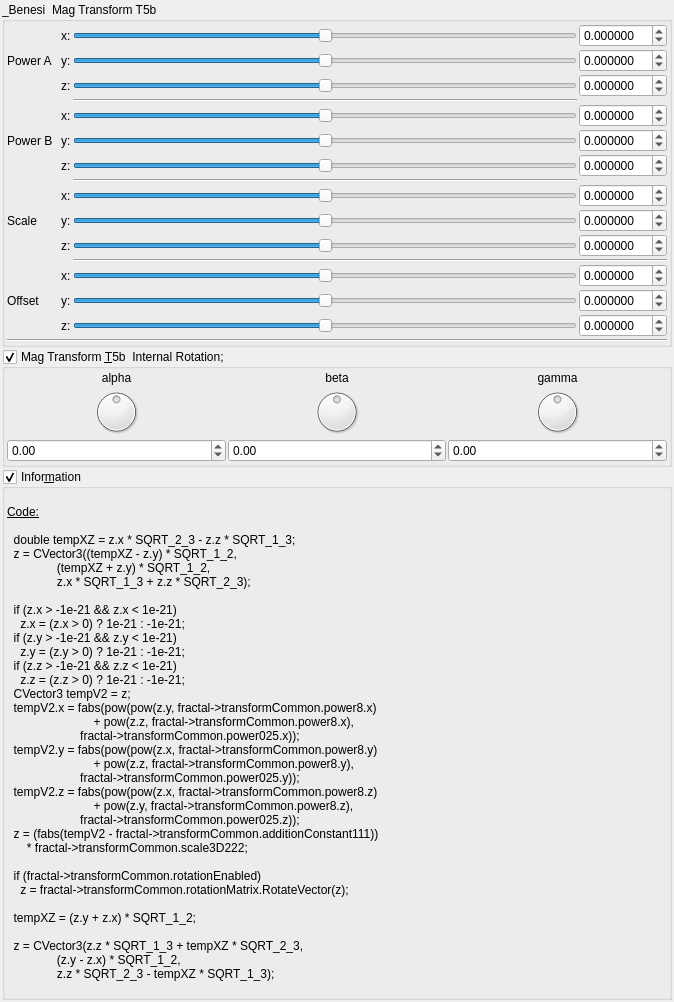
This is mandelbulber2/qt_data/fractal_transf_benesi_T5b.ui in buddhi1980/mandelbulber2 as Qt 5 draws it before an edit. The edited form follows.
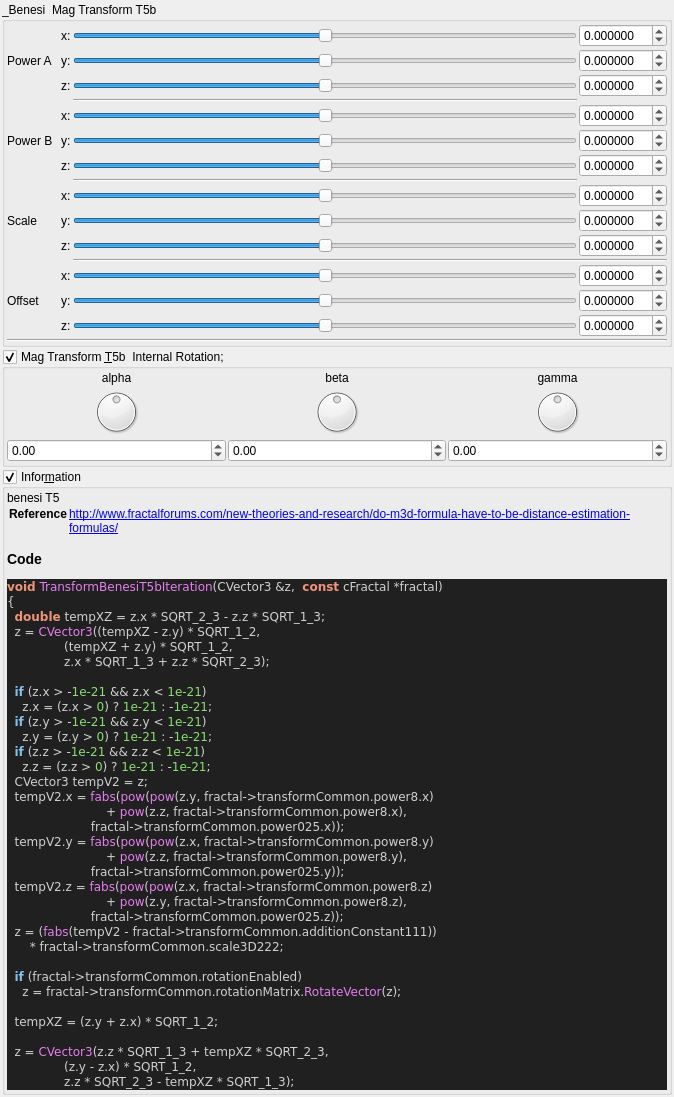
This is the edited form. Custom widgets are drawn as their Qt base class.

Commit message:
added all transforms information boxes
now all formulas can be parsed.

@buddhi do you got a reference for Xenodreambuie formula?

Diff of the .ui file:
```diff
--- a/mandelbulber2/qt_data/fractal_transf_benesi_T5b.ui
+++ b/mandelbulber2/qt_data/fractal_transf_benesi_T5b.ui
@@ -1051,46 +1051,57 @@
       <item>
        <widget class="QLabel" name="label_4">
         <property name="text">
-         <string>&lt;!DOCTYPE HTML PUBLIC &quot;-//W3C//DTD HTML 4.0//EN&quot; &quot;http://www.w3.org/TR/REC-html40/strict.dtd&quot;&gt;
-&lt;html&gt;&lt;head&gt;&lt;meta name=&quot;qrichtext&quot; content=&quot;1&quot; /&gt;&lt;style type=&quot;text/css&quot;&gt;
-p, li { white-space: pre-wrap; }
-&lt;/style&gt;&lt;/head&gt;&lt;body&gt;
-&lt;p style=&quot;-qt-paragraph-type:empty; margin-top:0px; margin-bottom:0px; margin-left:0px; margin-right:0px; -qt-block-indent:0; text-indent:0px;&quot;&gt;&lt;br /&gt;&lt;/p&gt;
-&lt;p style=&quot; margin-top:0px; margin-bottom:0px; margin-left:0px; margin-right:0px; -qt-block-indent:0; text-indent:0px;&quot;&gt;&lt;span style=&quot; text-decoration: underline;&quot;&gt;Code:&lt;/span&gt;&lt;/p&gt;
-&lt;p style=&quot;-qt-paragraph-type:empty; margin-top:0px; margin-bottom:0px; margin-left:0px; margin-right:0px; -qt-block-indent:0; text-indent:0px; text-decoration: underline;&quot;&gt;&lt;br /&gt;&lt;/p&gt;
-&lt;p style=&quot; margin-top:0px; margin-bottom:0px; margin-left:0px; margin-right:0px; -qt-block-indent:0; text-indent:0px;&quot;&gt;  double tempXZ = z.x * SQRT_2_3 - z.z * SQRT_1_3;&lt;/p&gt;
-&lt;p style=&quot; margin-top:0px; margin-bottom:0px; margin-left:0px; margin-right:0px; -qt-block-indent:0; text-indent:0px;&quot;&gt;  z = CVector3((tempXZ - z.y) * SQRT_1_2,&lt;/p&gt;
-&lt;p style=&quot; margin-top:0px; margin-bottom:0px; margin-left:0px; margin-right:0px; -qt-block-indent:0; text-indent:0px;&quot;&gt;               (tempXZ + z.y) * SQRT_1_2,&lt;/p&gt;
-&lt;p style=&quot; margin-top:0px; margin-bottom:0px; margin-left:0px; margin-right:0px; -qt-block-indent:0; text-indent:0px;&quot;&gt;               z.x * SQRT_1_3 + z.z * SQRT_2_3);&lt;/p&gt;
-&lt;p style=&quot;-qt-paragraph-type:empty; margin-top:0px; margin-bottom:0px; margin-left:0px; margin-right:0px; -qt-block-indent:0; text-indent:0px;&quot;&gt;&lt;br /&gt;&lt;/p&gt;
-&lt;p style=&quot; margin-top:0px; margin-bottom:0px; margin-left:0px; margin-right:0px; -qt-block-indent:0; text-indent:0px;&quot;&gt;  if (z.x &amp;gt; -1e-21 &amp;amp;&amp;amp; z.x &amp;lt; 1e-21)&lt;/p&gt;
-&lt;p style=&quot; margin-top:0px; margin-bottom:0px; margin-left:0px; margin-right:0px; -qt-block-indent:0; text-indent:0px;&quot;&gt;    z.x = (z.x &amp;gt; 0) ? 1e-21 : -1e-21;&lt;/p&gt;
-&lt;p style=&quot; margin-top:0px; margin-bottom:0px; margin-left:0px; margin-right:0px; -qt-block-indent:0; text-indent:0px;&quot;&gt;  if (z.y &amp;gt; -1e-21 &amp;amp;&amp;amp; z.y &amp;lt; 1e-21)&lt;/p&gt;
-&lt;p style=&quot; margin-top:0px; margin-bottom:0px; margin-left:0px; margin-right:0px; -qt-block-indent:0; text-indent:0px;&quot;&gt;    z.y = (z.y &amp;gt; 0) ? 1e-21 : -1e-21;&lt;/p&gt;
-&lt;p style=&quot; margin-top:0px; margin-bottom:0px; margin-left:0px; margin-right:0px; -qt-block-indent:0; text-indent:0px;&quot;&gt;  if (z.z &amp;gt; -1e-21 &amp;amp;&amp;amp; z.z &amp;lt; 1e-21)&lt;/p&gt;
-&lt;p style=&quot; margin-top:0px; margin-bottom:0px; margin-left:0px; margin-right:0px; -qt-block-indent:0; text-indent:0px;&quot;&gt;    z.z = (z.z &amp;gt; 0) ? 1e-21 : -1e-21;&lt;/p&gt;
-&lt;p style=&quot; margin-top:0px; margin-bottom:0px; margin-left:0px; margin-right:0px; -qt-block-indent:0; text-indent:0px;&quot;&gt;  CVector3 tempV2 = z;&lt;/p&gt;
-&lt;p style=&quot; margin-top:0px; margin-bottom:0px; margin-left:0px; margin-right:0px; -qt-block-indent:0; text-indent:0px;&quot;&gt;  tempV2.x = fabs(pow(pow(z.y, fractal-&amp;gt;transformCommon.power8.x)&lt;/p&gt;
-&lt;p style=&quot; margin-top:0px; margin-bottom:0px; margin-left:0px; margin-right:0px; -qt-block-indent:0; text-indent:0px;&quot;&gt;                          + pow(z.z, fractal-&amp;gt;transformCommon.power8.x),&lt;/p&gt;
-&lt;p style=&quot; margin-top:0px; margin-bottom:0px; margin-left:0px; margin-right:0px; -qt-block-indent:0; text-indent:0px;&quot;&gt;                      fractal-&amp;gt;transformCommon.power025.x));&lt;/p&gt;
-&lt;p style=&quot; margin-top:0px; margin-bottom:0px; margin-left:0px; margin-right:0px; -qt-block-indent:0; text-indent:0px;&quot;&gt;  tempV2.y = fabs(pow(pow(z.x, fractal-&amp;gt;transformCommon.power8.y)&lt;/p&gt;
-&lt;p style=&quot; margin-top:0px; margin-bottom:0px; margin-left:0px; margin-right:0px; -qt-block-indent:0; text-indent:0px;&quot;&gt;                          + pow(z.z, fractal-&amp;gt;transformCommon.power8.y),&lt;/p&gt;
-&lt;p style=&quot; margin-top:0px; margin-bottom:0px; margin-left:0px; margin-right:0px; -qt-block-indent:0; text-indent:0px;&quot;&gt;                      fractal-&amp;gt;transformCommon.power025.y));&lt;/p&gt;
-&lt;p style=&quot; margin-top:0px; margin-bottom:0px; margin-left:0px; margin-right:0px; -qt-block-indent:0; text-indent:0px;&quot;&gt;  tempV2.z = fabs(pow(pow(z.x, fractal-&amp;gt;transformCommon.power8.z)&lt;/p&gt;
-&lt;p style=&quot; margin-top:0px; margin-bottom:0px; margin-left:0px; margin-right:0px; -qt-block-indent:0; text-indent:0px;&quot;&gt;                          + pow(z.y, fractal-&amp;gt;transformCommon.power8.z),&lt;/p&gt;
-&lt;p style=&quot; margin-top:0px; margin-bottom:0px; margin-left:0px; margin-right:0px; -qt-block-indent:0; text-indent:0px;&quot;&gt;                      fractal-&amp;gt;transformCommon.power025.z));&lt;/p&gt;
-&lt;p style=&quot; margin-top:0px; margin-bottom:0px; margin-left:0px; margin-right:0px; -qt-block-indent:0; text-indent:0px;&quot;&gt;  z = (fabs(tempV2 - fractal-&amp;gt;transformCommon.additionConstant111))&lt;/p&gt;
-&lt;p style=&quot; margin-top:0px; margin-bottom:0px; margin-left:0px; margin-right:0px; -qt-block-indent:0; text-indent:0px;&quot;&gt;      * fractal-&amp;gt;transformCommon.scale3D222;&lt;/p&gt;
-&lt;p style=&quot;-qt-paragraph-type:empty; margin-top:0px; margin-bottom:0px; margin-left:0px; margin-right:0px; -qt-block-indent:0; text-indent:0px;&quot;&gt;&lt;br /&gt;&lt;/p&gt;
-&lt;p style=&quot; margin-top:0px; margin-bottom:0px; margin-left:0px; margin-right:0px; -qt-block-indent:0; text-indent:0px;&quot;&gt;  if (fractal-&amp;gt;transformCommon.rotationEnabled)&lt;/p&gt;
-&lt;p style=&quot; margin-top:0px; margin-bottom:0px; margin-left:0px; margin-right:0px; -qt-block-indent:0; text-indent:0px;&quot;&gt;    z = fractal-&amp;gt;transformCommon.rotationMatrix.RotateVector(z);&lt;/p&gt;
-&lt;p style=&quot;-qt-paragraph-type:empty; margin-top:0px; margin-bottom:0px; margin-left:0px; margin-right:0px; -qt-block-indent:0; text-indent:0px;&quot;&gt;&lt;br /&gt;&lt;/p&gt;
-&lt;p style=&quot; margin-top:0px; margin-bottom:0px; margin-left:0px; margin-right:0px; -qt-block-indent:0; text-indent:0px;&quot;&gt;  tempXZ = (z.y + z.x) * SQRT_1_2;&lt;/p&gt;
-&lt;p style=&quot;-qt-paragraph-type:empty; margin-top:0px; margin-bottom:0px; margin-left:0px; margin-right:0px; -qt-block-indent:0; text-indent:0px;&quot;&gt;&lt;br /&gt;&lt;/p&gt;
-&lt;p style=&quot; margin-top:0px; margin-bottom:0px; margin-left:0px; margin-right:0px; -qt-block-indent:0; text-indent:0px;&quot;&gt;  z = CVector3(z.z * SQRT_1_3 + tempXZ * SQRT_2_3,&lt;/p&gt;
-&lt;p style=&quot; margin-top:0px; margin-bottom:0px; margin-left:0px; margin-right:0px; -qt-block-indent:0; text-indent:0px;&quot;&gt;               (z.y - z.x) * SQRT_1_2,&lt;/p&gt;
-&lt;p style=&quot; margin-top:0px; margin-bottom:0px; margin-left:0px; margin-right:0px; -qt-block-indent:0; text-indent:0px;&quot;&gt;               z.z * SQRT_2_3 - tempXZ * SQRT_1_3);&lt;/p&gt;
-&lt;p style=&quot;-qt-paragraph-type:empty; margin-top:0px; margin-bottom:0px; margin-left:0px; margin-right:0px; -qt-block-indent:0; text-indent:0px;&quot;&gt;&lt;br /&gt;&lt;/p&gt;&lt;/body&gt;&lt;/html&gt;</string>
+         <string>&lt;p&gt;benesi T5&lt;/p&gt;&lt;table&gt;
+&lt;tr&gt;&lt;th&gt;Reference&lt;/th&gt;&lt;td&gt;&lt;a href=&quot;http://www.fractalforums.com/new-theories-and-research/do-m3d-formula-have-to-be-distance-estimation-formulas/&quot;&gt;http://www.fractalforums.com/new-theories-and-research/do-m3d-formula-have-to-be-distance-estimation-formulas/&lt;/a&gt;&lt;/td&gt;&lt;/tr&gt;
+&lt;/table&gt;
+&lt;h3&gt;Code&lt;/h3&gt;
+&lt;!DOCTYPE HTML PUBLIC &quot;-//W3C//DTD HTML 4.0 Transitional//EN&quot;&gt;
+&lt;html&gt;
+&lt;head&gt;
+&lt;meta http-equiv=&quot;content-type&quot; content=&quot;text/html; charset=ISO-8859-1&quot;&gt;
+&lt;title&gt;Source file&lt;/title&gt;
+&lt;/head&gt;
+&lt;body style=&quot;background-color:#202020&quot;&gt;
+&lt;pre style=&quot;color:#d0d0d0; background-color:#202020;  font-family:'Courier New';&quot;&gt;&lt;span style=&quot;color:#f09479; font-weight:bold&quot;&gt;void&lt;/span&gt; &lt;span style=&quot;color:#e47eed&quot;&gt;TransformBenesiT5bIteration&lt;/span&gt;&lt;span style=&quot;color:#d0d0d0&quot;&gt;(&lt;/span&gt;CVector3 &lt;span style=&quot;color:#d0d0d0&quot;&gt;&amp;amp;&lt;/span&gt;z&lt;span style=&quot;color:#d0d0d0&quot;&gt;,&lt;/span&gt;  &lt;span style=&quot;color:#f09479; font-weight:bold&quot;&gt;const&lt;/span&gt; cFractal &lt;span style=&quot;color:#d0d0d0&quot;&gt;*&lt;/span&gt;fractal&lt;span style=&quot;color:#d0d0d0&quot;&gt;)&lt;/span&gt;
+&lt;span style=&quot;color:#d0d0d0&quot;&gt;{&lt;/span&gt;
+  &lt;span style=&quot;color:#f09479; font-weight:bold&quot;&gt;double&lt;/span&gt; tempXZ &lt;span style=&quot;color:#d0d0d0&quot;&gt;=&lt;/span&gt; z&lt;span style=&quot;color:#d0d0d0&quot;&gt;.&lt;/span&gt;x &lt;span style=&quot;color:#d0d0d0&quot;&gt;*&lt;/span&gt; SQRT_2_3 &lt;span style=&quot;color:#d0d0d0&quot;&gt;-&lt;/span&gt; z&lt;span style=&quot;color:#d0d0d0&quot;&gt;.&lt;/span&gt;z &lt;span style=&quot;color:#d0d0d0&quot;&gt;*&lt;/span&gt; SQRT_1_3&lt;span style=&quot;color:#d0d0d0&quot;&gt;;&lt;/span&gt;
+  z &lt;span style=&quot;color:#d0d0d0&quot;&gt;=&lt;/span&gt; &lt;span style=&quot;color:#e47eed&quot;&gt;CVector3&lt;/span&gt;&lt;span style=&quot;color:#d0d0d0&quot;&gt;((&lt;/span&gt;tempXZ &lt;span style=&quot;color:#d0d0d0&quot;&gt;-&lt;/span&gt; z&lt;span style=&quot;color:#d0d0d0&quot;&gt;.&lt;/span&gt;y&lt;span style=&quot;color:#d0d0d0&quot;&gt;) *&lt;/span&gt; SQRT_1_2&lt;span style=&quot;color:#d0d0d0&quot;&gt;,&lt;/span&gt;
+               &lt;span style=&quot;color:#d0d0d0&quot;&gt;(&lt;/span&gt;tempXZ &lt;span style=&quot;color:#d0d0d0&quot;&gt;+&lt;/span&gt; z&lt;span style=&quot;color:#d0d0d0&quot;&gt;.&lt;/span&gt;y&lt;span style=&quot;color:#d0d0d0&quot;&gt;) *&lt;/span&gt; SQRT_1_2&lt;span style=&quot;color:#d0d0d0&quot;&gt;,&lt;/span&gt;
+               z&lt;span style=&quot;color:#d0d0d0&quot;&gt;.&lt;/span&gt;x &lt;span style=&quot;color:#d0d0d0&quot;&gt;*&lt;/span&gt; SQRT_1_3 &lt;span style=&quot;color:#d0d0d0&quot;&gt;+&lt;/span&gt; z&lt;span style=&quot;color:#d0d0d0&quot;&gt;.&lt;/span&gt;z &lt;span style=&quot;color:#d0d0d0&quot;&gt;*&lt;/span&gt; SQRT_2_3&lt;span style=&quot;color:#d0d0d0&quot;&gt;);&lt;/span&gt;
+
+  &lt;span style=&quot;color:#7ec0ee; font-weight:bold&quot;&gt;if&lt;/span&gt; &lt;span style=&quot;color:#d0d0d0&quot;&gt;(&lt;/span&gt;z&lt;span style=&quot;color:#d0d0d0&quot;&gt;.&lt;/span&gt;x &lt;span style=&quot;color:#d0d0d0&quot;&gt;&amp;gt; -&lt;/span&gt;&lt;span style=&quot;color:#87df71&quot;&gt;1e-21&lt;/span&gt; &lt;span style=&quot;color:#d0d0d0&quot;&gt;&amp;amp;&amp;amp;&lt;/span&gt; z&lt;span style=&quot;color:#d0d0d0&quot;&gt;.&lt;/span&gt;x &lt;span style=&quot;color:#d0d0d0&quot;&gt;&amp;lt;&lt;/span&gt; &lt;span style=&quot;color:#87df71&quot;&gt;1e-21&lt;/span&gt;&lt;span style=&quot;color:#d0d0d0&quot;&gt;)&lt;/span&gt;
+    z&lt;span style=&quot;color:#d0d0d0&quot;&gt;.&lt;/span&gt;x &lt;span style=&quot;color:#d0d0d0&quot;&gt;= (&lt;/span&gt;z&lt;span style=&quot;color:#d0d0d0&quot;&gt;.&lt;/span&gt;x &lt;span style=&quot;color:#d0d0d0&quot;&gt;&amp;gt;&lt;/span&gt; &lt;span style=&quot;color:#87df71&quot;&gt;0&lt;/span&gt;&lt;span style=&quot;color:#d0d0d0&quot;&gt;)&lt;/span&gt; ? &lt;span style=&quot;color:#87df71&quot;&gt;1e-21&lt;/span&gt; &lt;span style=&quot;color:#d0d0d0&quot;&gt;: -&lt;/span&gt;&lt;span style=&quot;color:#87df71&quot;&gt;1e-21&lt;/span&gt;&lt;span style=&quot;color:#d0d0d0&quot;&gt;;&lt;/span&gt;
+  &lt;span style=&quot;color:#7ec0ee; font-weight:bold&quot;&gt;if&lt;/span&gt; &lt;span style=&quot;color:#d0d0d0&quot;&gt;(&lt;/span&gt;z&lt;span style=&quot;color:#d0d0d0&quot;&gt;.&lt;/span&gt;y &lt;span style=&quot;color:#d0d0d0&quot;&gt;&amp;gt; -&lt;/span&gt;&lt;span style=&quot;color:#87df71&quot;&gt;1e-21&lt;/span&gt; &lt;span style=&quot;color:#d0d0d0&quot;&gt;&amp;amp;&amp;amp;&lt;/span&gt; z&lt;span style=&quot;color:#d0d0d0&quot;&gt;.&lt;/span&gt;y &lt;span style=&quot;color:#d0d0d0&quot;&gt;&amp;lt;&lt;/span&gt; &lt;span style=&quot;color:#87df71&quot;&gt;1e-21&lt;/span&gt;&lt;span style=&quot;color:#d0d0d0&quot;&gt;)&lt;/span&gt;
+    z&lt;span style=&quot;color:#d0d0d0&quot;&gt;.&lt;/span&gt;y &lt;span style=&quot;color:#d0d0d0&quot;&gt;= (&lt;/span&gt;z&lt;span style=&quot;color:#d0d0d0&quot;&gt;.&lt;/span&gt;y &lt;span style=&quot;color:#d0d0d0&quot;&gt;&amp;gt;&lt;/span&gt; &lt;span style=&quot;color:#87df71&quot;&gt;0&lt;/span&gt;&lt;span style=&quot;color:#d0d0d0&quot;&gt;)&lt;/span&gt; ? &lt;span style=&quot;color:#87df71&quot;&gt;1e-21&lt;/span&gt; &lt;span style=&quot;color:#d0d0d0&quot;&gt;: -&lt;/span&gt;&lt;span style=&quot;color:#87df71&quot;&gt;1e-21&lt;/span&gt;&lt;span style=&quot;color:#d0d0d0&quot;&gt;;&lt;/span&gt;
+  &lt;span style=&quot;color:#7ec0ee; font-weight:bold&quot;&gt;if&lt;/span&gt; &lt;span style=&quot;color:#d0d0d0&quot;&gt;(&lt;/span&gt;z&lt;span style=&quot;color:#d0d0d0&quot;&gt;.&lt;/span&gt;z &lt;span style=&quot;color:#d0d0d0&quot;&gt;&amp;gt; -&lt;/span&gt;&lt;span style=&quot;color:#87df71&quot;&gt;1e-21&lt;/span&gt; &lt;span style=&quot;color:#d0d0d0&quot;&gt;&amp;amp;&amp;amp;&lt;/span&gt; z&lt;span style=&quot;color:#d0d0d0&quot;&gt;.&lt;/span&gt;z &lt;span style=&quot;color:#d0d0d0&quot;&gt;&amp;lt;&lt;/span&gt; &lt;span style=&quot;color:#87df71&quot;&gt;1e-21&lt;/span&gt;&lt;span style=&quot;color:#d0d0d0&quot;&gt;)&lt;/span&gt;
+    z&lt;span style=&quot;color:#d0d0d0&quot;&gt;.&lt;/span&gt;z &lt;span style=&quot;color:#d0d0d0&quot;&gt;= (&lt;/span&gt;z&lt;span style=&quot;color:#d0d0d0&quot;&gt;.&lt;/span&gt;z &lt;span style=&quot;color:#d0d0d0&quot;&gt;&amp;gt;&lt;/span&gt; &lt;span style=&quot;color:#87df71&quot;&gt;0&lt;/span&gt;&lt;span style=&quot;color:#d0d0d0&quot;&gt;)&lt;/span&gt; ? &lt;span style=&quot;color:#87df71&quot;&gt;1e-21&lt;/span&gt; &lt;span style=&quot;color:#d0d0d0&quot;&gt;: -&lt;/span&gt;&lt;span style=&quot;color:#87df71&quot;&gt;1e-21&lt;/span&gt;&lt;span style=&quot;color:#d0d0d0&quot;&gt;;&lt;/span&gt;
+  CVector3 tempV2 &lt;span style=&quot;color:#d0d0d0&quot;&gt;=&lt;/span&gt; z&lt;span style=&quot;color:#d0d0d0&quot;&gt;;&lt;/span&gt;
+  tempV2&lt;span style=&quot;color:#d0d0d0&quot;&gt;.&lt;/span&gt;x &lt;span style=&quot;color:#d0d0d0&quot;&gt;=&lt;/span&gt; &lt;span style=&quot;color:#e47eed&quot;&gt;fabs&lt;/span&gt;&lt;span style=&quot;color:#d0d0d0&quot;&gt;(&lt;/span&gt;&lt;span style=&quot;color:#e47eed&quot;&gt;pow&lt;/span&gt;&lt;span style=&quot;color:#d0d0d0&quot;&gt;(&lt;/span&gt;&lt;span style=&quot;color:#e47eed&quot;&gt;pow&lt;/span&gt;&lt;span style=&quot;color:#d0d0d0&quot;&gt;(&lt;/span&gt;z&lt;span style=&quot;color:#d0d0d0&quot;&gt;.&lt;/span&gt;y&lt;span style=&quot;color:#d0d0d0&quot;&gt;,&lt;/span&gt; fractal&lt;span style=&quot;color:#d0d0d0&quot;&gt;-&amp;gt;&lt;/span&gt;transformCommon&lt;span style=&quot;color:#d0d0d0&quot;&gt;.&lt;/span&gt;power8&lt;span style=&quot;color:#d0d0d0&quot;&gt;.&lt;/span&gt;x&lt;span style=&quot;color:#d0d0d0&quot;&gt;)&lt;/span&gt;
+                          &lt;span style=&quot;color:#d0d0d0&quot;&gt;+&lt;/span&gt; &lt;span style=&quot;color:#e47eed&quot;&gt;pow&lt;/span&gt;&lt;span style=&quot;color:#d0d0d0&quot;&gt;(&lt;/span&gt;z&lt;span style=&quot;color:#d0d0d0&quot;&gt;.&lt;/span&gt;z&lt;span style=&quot;color:#d0d0d0&quot;&gt;,&lt;/span&gt; fractal&lt;span style=&quot;color:#d0d0d0&quot;&gt;-&amp;gt;&lt;/span&gt;transformCommon&lt;span style=&quot;color:#d0d0d0&quot;&gt;.&lt;/span&gt;power8&lt;span style=&quot;color:#d0d0d0&quot;&gt;.&lt;/span&gt;x&lt;span style=&quot;color:#d0d0d0&quot;&gt;),&lt;/span&gt;
+                      fractal&lt;span style=&quot;color:#d0d0d0&quot;&gt;-&amp;gt;&lt;/span&gt;transformCommon&lt;span style=&quot;color:#d0d0d0&quot;&gt;.&lt;/span&gt;power025&lt;span style=&quot;color:#d0d0d0&quot;&gt;.&lt;/span&gt;x&lt;span style=&quot;color:#d0d0d0&quot;&gt;));&lt;/span&gt;
+  tempV2&lt;span style=&quot;color:#d0d0d0&quot;&gt;.&lt;/span&gt;y &lt;span style=&quot;color:#d0d0d0&quot;&gt;=&lt;/span&gt; &lt;span style=&quot;color:#e47eed&quot;&gt;fabs&lt;/span&gt;&lt;span style=&quot;color:#d0d0d0&quot;&gt;(&lt;/span&gt;&lt;span style=&quot;color:#e47eed&quot;&gt;pow&lt;/span&gt;&lt;span style=&quot;color:#d0d0d0&quot;&gt;(&lt;/span&gt;&lt;span style=&quot;color:#e47eed&quot;&gt;pow&lt;/span&gt;&lt;span style=&quot;color:#d0d0d0&quot;&gt;(&lt;/span&gt;z&lt;span style=&quot;color:#d0d0d0&quot;&gt;.&lt;/span&gt;x&lt;span style=&quot;color:#d0d0d0&quot;&gt;,&lt;/span&gt; fractal&lt;span style=&quot;color:#d0d0d0&quot;&gt;-&amp;gt;&lt;/span&gt;transformCommon&lt;span style=&quot;color:#d0d0d0&quot;&gt;.&lt;/span&gt;power8&lt;span style=&quot;color:#d0d0d0&quot;&gt;.&lt;/span&gt;y&lt;span style=&quot;color:#d0d0d0&quot;&gt;)&lt;/span&gt;
+                          &lt;span style=&quot;color:#d0d0d0&quot;&gt;+&lt;/span&gt; &lt;span style=&quot;color:#e47eed&quot;&gt;pow&lt;/span&gt;&lt;span style=&quot;color:#d0d0d0&quot;&gt;(&lt;/span&gt;z&lt;span style=&quot;color:#d0d0d0&quot;&gt;.&lt;/span&gt;z&lt;span style=&quot;color:#d0d0d0&quot;&gt;,&lt;/span&gt; fractal&lt;span style=&quot;color:#d0d0d0&quot;&gt;-&amp;gt;&lt;/span&gt;transformCommon&lt;span style=&quot;color:#d0d0d0&quot;&gt;.&lt;/span&gt;power8&lt;span style=&quot;color:#d0d0d0&quot;&gt;.&lt;/span&gt;y&lt;span style=&quot;color:#d0d0d0&quot;&gt;),&lt;/span&gt;
+                      fractal&lt;span style=&quot;color:#d0d0d0&quot;&gt;-&amp;gt;&lt;/span&gt;transformCommon&lt;span style=&quot;color:#d0d0d0&quot;&gt;.&lt;/span&gt;power025&lt;span style=&quot;color:#d0d0d0&quot;&gt;.&lt;/span&gt;y&lt;span style=&quot;color:#d0d0d0&quot;&gt;));&lt;/span&gt;
+  tempV2&lt;span style=&quot;color:#d0d0d0&quot;&gt;.&lt;/span&gt;z &lt;span style=&quot;color:#d0d0d0&quot;&gt;=&lt;/span&gt; &lt;span style=&quot;color:#e47eed&quot;&gt;fabs&lt;/span&gt;&lt;span style=&quot;color:#d0d0d0&quot;&gt;(&lt;/span&gt;&lt;span style=&quot;color:#e47eed&quot;&gt;pow&lt;/span&gt;&lt;span style=&quot;color:#d0d0d0&quot;&gt;(&lt;/span&gt;&lt;span style=&quot;color:#e47eed&quot;&gt;pow&lt;/span&gt;&lt;span style=&quot;color:#d0d0d0&quot;&gt;(&lt;/span&gt;z&lt;span style=&quot;color:#d0d0d0&quot;&gt;.&lt;/span&gt;x&lt;span style=&quot;color:#d0d0d0&quot;&gt;,&lt;/span&gt; fractal&lt;span style=&quot;color:#d0d0d0&quot;&gt;-&amp;gt;&lt;/span&gt;transformCommon&lt;span style=&quot;color:#d0d0d0&quot;&gt;.&lt;/span&gt;power8&lt;span style=&quot;color:#d0d0d0&quot;&gt;.&lt;/span&gt;z&lt;span style=&quot;color:#d0d0d0&quot;&gt;)&lt;/span&gt;
+                          &lt;span style=&quot;color:#d0d0d0&quot;&gt;+&lt;/span&gt; &lt;span style=&quot;color:#e47eed&quot;&gt;pow&lt;/span&gt;&lt;span style=&quot;color:#d0d0d0&quot;&gt;(&lt;/span&gt;z&lt;span style=&quot;color:#d0d0d0&quot;&gt;.&lt;/span&gt;y&lt;span style=&quot;color:#d0d0d0&quot;&gt;,&lt;/span&gt; fractal&lt;span style=&quot;color:#d0d0d0&quot;&gt;-&amp;gt;&lt;/span&gt;transformCommon&lt;span style=&quot;color:#d0d0d0&quot;&gt;.&lt;/span&gt;power8&lt;span style=&quot;color:#d0d0d0&quot;&gt;.&lt;/span&gt;z&lt;span style=&quot;color:#d0d0d0&quot;&gt;),&lt;/span&gt;
+                      fractal&lt;span style=&quot;color:#d0d0d0&quot;&gt;-&amp;gt;&lt;/span&gt;transformCommon&lt;span style=&quot;color:#d0d0d0&quot;&gt;.&lt;/span&gt;power025&lt;span style=&quot;color:#d0d0d0&quot;&gt;.&lt;/span&gt;z&lt;span style=&quot;color:#d0d0d0&quot;&gt;));&lt;/span&gt;
+  z &lt;span style=&quot;color:#d0d0d0&quot;&gt;= (&lt;/span&gt;&lt;span style=&quot;color:#e47eed&quot;&gt;fabs&lt;/span&gt;&lt;span style=&quot;color:#d0d0d0&quot;&gt;(&lt;/span&gt;tempV2 &lt;span style=&quot;color:#d0d0d0&quot;&gt;-&lt;/span&gt; fractal&lt;span style=&quot;color:#d0d0d0&quot;&gt;-&amp;gt;&lt;/span&gt;transformCommon&lt;span style=&quot;color:#d0d0d0&quot;&gt;.&lt;/span&gt;additionConstant111&lt;span style=&quot;color:#d0d0d0&quot;&gt;))&lt;/span&gt;
+      &lt;span style=&quot;color:#d0d0d0&quot;&gt;*&lt;/span&gt; fractal&lt;span style=&quot;color:#d0d0d0&quot;&gt;-&amp;gt;&lt;/span&gt;transformCommon&lt;span style=&quot;color:#d0d0d0&quot;&gt;.&lt;/span&gt;scale3D222&lt;span style=&quot;color:#d0d0d0&quot;&gt;;&lt;/span&gt;
+
+  &lt;span style=&quot;color:#7ec0ee; font-weight:bold&quot;&gt;if&lt;/span&gt; &lt;span style=&quot;color:#d0d0d0&quot;&gt;(&lt;/span&gt;fractal&lt;span style=&quot;color:#d0d0d0&quot;&gt;-&amp;gt;&lt;/span&gt;transformCommon&lt;span style=&quot;color:#d0d0d0&quot;&gt;.&lt;/span&gt;rotationEnabled&lt;span style=&quot;color:#d0d0d0&quot;&gt;)&lt;/span&gt;
+    z &lt;span style=&quot;color:#d0d0d0&quot;&gt;=&lt;/span&gt; fractal&lt;span style=&quot;color:#d0d0d0&quot;&gt;-&amp;gt;&lt;/span&gt;transformCommon&lt;span style=&quot;color:#d0d0d0&quot;&gt;.&lt;/span&gt;rotationMatrix&lt;span style=&quot;color:#d0d0d0&quot;&gt;.&lt;/span&gt;&lt;span style=&quot;color:#e47eed&quot;&gt;RotateVector&lt;/span&gt;&lt;span style=&quot;color:#d0d0d0&quot;&gt;(&lt;/span&gt;z&lt;span style=&quot;color:#d0d0d0&quot;&gt;);&lt;/span&gt;
+
+  tempXZ &lt;span style=&quot;color:#d0d0d0&quot;&gt;= (&lt;/span&gt;z&lt;span style=&quot;color:#d0d0d0&quot;&gt;.&lt;/span&gt;y &lt;span style=&quot;color:#d0d0d0&quot;&gt;+&lt;/span&gt; z&lt;span style=&quot;color:#d0d0d0&quot;&gt;.&lt;/span&gt;x&lt;span style=&quot;color:#d0d0d0&quot;&gt;) *&lt;/span&gt; SQRT_1_2&lt;span style=&quot;color:#d0d0d0&quot;&gt;;&lt;/span&gt;
+
+  z &lt;span style=&quot;color:#d0d0d0&quot;&gt;=&lt;/span&gt; &lt;span style=&quot;color:#e47eed&quot;&gt;CVector3&lt;/span&gt;&lt;span style=&quot;color:#d0d0d0&quot;&gt;(&lt;/span&gt;z&lt;span style=&quot;color:#d0d0d0&quot;&gt;.&lt;/span&gt;z &lt;span style=&quot;color:#d0d0d0&quot;&gt;*&lt;/span&gt; SQRT_1_3 &lt;span style=&quot;color:#d0d0d0&quot;&gt;+&lt;/span&gt; tempXZ &lt;span style=&quot;color:#d0d0d0&quot;&gt;*&lt;/span&gt; SQRT_2_3&lt;span style=&quot;color:#d0d0d0&quot;&gt;,&lt;/span&gt;
+               &lt;span style=&quot;color:#d0d0d0&quot;&gt;(&lt;/span&gt;z&lt;span style=&quot;color:#d0d0d0&quot;&gt;.&lt;/span&gt;y &lt;span style=&quot;color:#d0d0d0&quot;&gt;-&lt;/span&gt; z&lt;span style=&quot;color:#d0d0d0&quot;&gt;.&lt;/span&gt;x&lt;span style=&quot;color:#d0d0d0&quot;&gt;) *&lt;/span&gt; SQRT_1_2&lt;span style=&quot;color:#d0d0d0&quot;&gt;,&lt;/span&gt;
+               z&lt;span style=&quot;color:#d0d0d0&quot;&gt;.&lt;/span&gt;z &lt;span style=&quot;color:#d0d0d0&quot;&gt;*&lt;/span&gt; SQRT_2_3 &lt;span style=&quot;color:#d0d0d0&quot;&gt;-&lt;/span&gt; tempXZ &lt;span style=&quot;color:#d0d0d0&quot;&gt;*&lt;/span&gt; SQRT_1_3&lt;span style=&quot;color:#d0d0d0&quot;&gt;);&lt;/span&gt;
+&lt;span style=&quot;color:#d0d0d0&quot;&gt;}&lt;/span&gt;
+&lt;/pre&gt;
+&lt;/body&gt;
+&lt;/html&gt;
+&lt;!--HTML generated by highlight 3.9, http://www.andre-simon.de/--&gt;
+</string>
         </property>
         <property name="wordWrap">
          <bool>true</bool>
```
Left out of the diff: 2 changed lines with no effect on the pictures. The commit also changes 75 other files.
